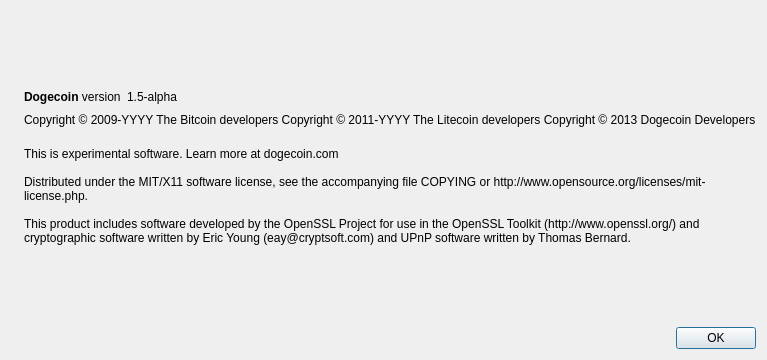
Before: the Qt Designer form src/qt/forms/aboutdialog.ui in smilecoin/smilecoin, drawn with Qt 5.
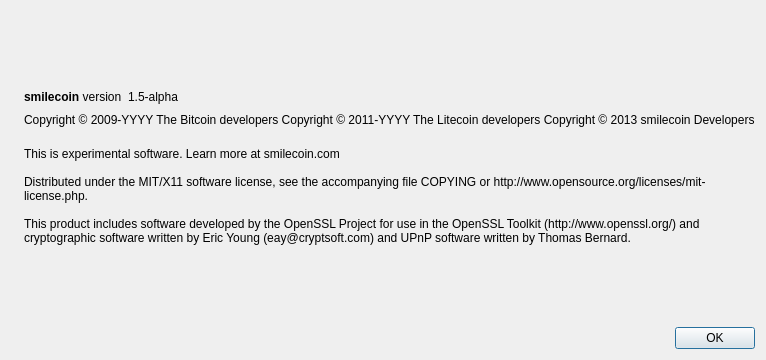
After: the same form once the commit is applied. Icons and pictures are not drawn.

```diff
--- a/src/qt/forms/aboutdialog.ui
+++ b/src/qt/forms/aboutdialog.ui
@@ -50,7 +50,7 @@
           <cursorShape>IBeamCursor</cursorShape>
          </property>
          <property name="text">
-          <string>&lt;b&gt;Dogecoin&lt;/b&gt; version</string>
+          <string>&lt;b&gt;smilecoin&lt;/b&gt; version</string>
          </property>
          <property name="textInteractionFlags">
           <set>Qt::LinksAccessibleByMouse|Qt::TextSelectableByKeyboard|Qt::TextSelectableByMouse</set>
@@ -93,7 +93,7 @@
        <property name="text">
         <string notr="true">Copyright &amp;copy; 2009-YYYY The Bitcoin developers
 Copyright &amp;copy; 2011-YYYY The Litecoin developers
-Copyright &amp;copy; 2013 Dogecoin Developers</string>
+Copyright &amp;copy; 2013 smilecoin Developers</string>
        </property>
        <property name="textFormat">
         <enum>Qt::RichText</enum>
@@ -110,7 +110,7 @@
        </property>
        <property name="text">
         <string>
-This is experimental software. Learn more at dogecoin.com
+This is experimental software. Learn more at smilecoin.com
 
 Distributed under the MIT/X11 software license, see the accompanying file COPYING or http://www.opensource.org/licenses/mit-license.php.
 
```
Left out of the diff: 2 changed lines with no effect on the pictures.
